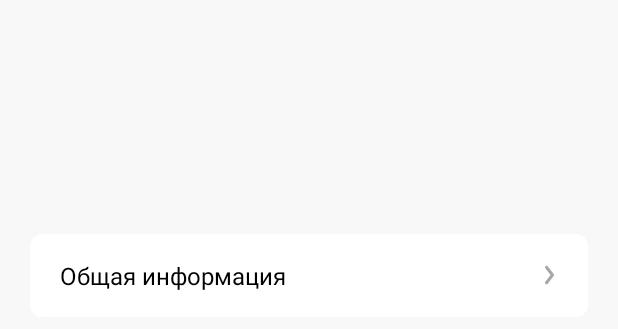
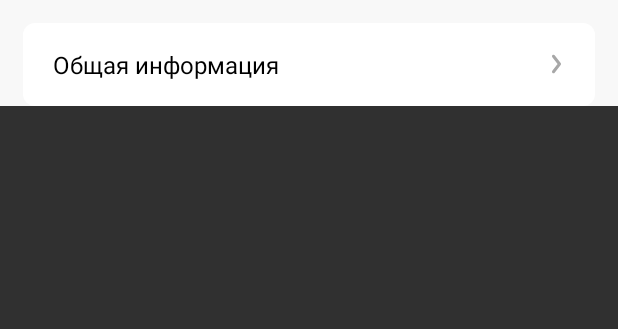
Before and after one commit to Aruzhan6/Halyk_Kz, an Android app: the layout row_data.xml on its own in the app's theme, with its tools: preview values and no code run, on a phone screen of 412 x 824 dp. Shown: the top 329 px of the screen. Run offline under Robolectric (Android 15) with nearby library versions, the phone set to English and light mode, and no system bars.

Commit message:
some changes

```diff
--- a/app/build.gradle
+++ b/app/build.gradle
@@ -39,4 +39,5 @@ dependencies {
     implementation "androidx.recyclerview:recyclerview:1.1.0"
     // For control over item selection of both touch and mouse driven selection
     implementation "androidx.recyclerview:recyclerview-selection:1.1.0-rc03"
+    implementation "androidx.cardview:cardview:1.0.0"
 }
--- a/app/src/main/res/layout/row_data.xml
+++ b/app/src/main/res/layout/row_data.xml
@@ -1,29 +1,30 @@
 <?xml version="1.0" encoding="utf-8"?>
 <androidx.constraintlayout.widget.ConstraintLayout xmlns:android="http://schemas.android.com/apk/res/android"
+    xmlns:app="http://schemas.android.com/apk/res-auto"
     android:layout_width="match_parent"
-    android:layout_height="match_parent"
-    xmlns:app="http://schemas.android.com/apk/res-auto"
+    android:layout_height="wrap_content"
     android:background="@drawable/background_white">
 
+    <TextView
 
-    <TextView
         android:id="@+id/generalInformationTv"
         android:layout_width="match_parent"
         android:layout_height="55dp"
-        android:layout_marginTop="156dp"
+        android:layout_margin="15dp"
         android:layout_marginLeft="20dp"
         android:layout_marginRight="20dp"
+        android:background="@drawable/rectangle_rounded_white"
+        android:drawableRight="@drawable/ic_arrow"
+        android:drawablePadding="2dip"
+        android:gravity="center_vertical|left"
         android:paddingLeft="20dp"
-        app:layout_constraintRight_toRightOf="parent"
-        app:layout_constraintLeft_toLeftOf="parent"
-        app:layout_constraintTop_toTopOf="parent"
+        android:paddingRight="22.5dip"
+        android:singleLine="true"
         android:text="@string/information_text"
         android:textAppearance="@style/information_text"
-        android:background="@drawable/rectangle_rounded_white"
-        android:drawablePadding="2dip"
-        android:paddingRight="22.5dip"
-        android:singleLine="true"
-        android:gravity="center_vertical|left"
-        android:drawableRight="@drawable/ic_arrow"/>
+        app:layout_constraintLeft_toLeftOf="parent"
+        app:layout_constraintRight_toRightOf="parent"
+        app:layout_constraintTop_toTopOf="parent" />
+
 
 </androidx.constraintlayout.widget.ConstraintLayout>
```
Also changed, not shown: app/src/main/res/layout/activity_main.xml (+18 -19 lines).
